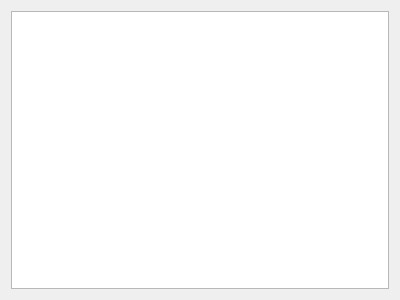
ntruchsess/QLandkarteGT, file src/IWptToolWidget.ui: the form before one commit.
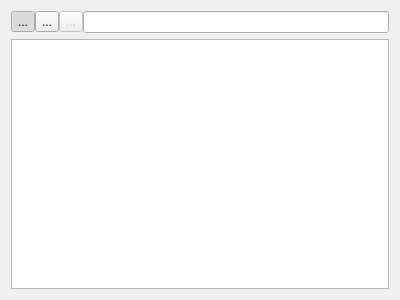
The form after the commit.

Commit message: sort waypoint icons by name, icon or position

```diff
--- a/src/IWptToolWidget.ui
+++ b/src/IWptToolWidget.ui
@@ -12,10 +12,74 @@
   <property name="windowTitle" >
    <string>Form</string>
   </property>
-  <layout class="QVBoxLayout" >
+  <layout class="QVBoxLayout" name="verticalLayout">
    <item>
-    <widget class="QListWidget" name="listWpts" >
-     <property name="contextMenuPolicy" >
+    <layout class="QHBoxLayout" name="horizontalLayout">
+     <property name="spacing">
+      <number>0</number>
+     </property>
+     <item>
+      <widget class="QToolButton" name="toolSortAlpha">
+       <property name="toolTip">
+        <string>Sort by alphanumerical order</string>
+       </property>
+       <property name="text">
+        <string>...</string>
+       </property>
+       <property name="checkable">
+        <bool>true</bool>
+       </property>
+       <property name="checked">
+        <bool>true</bool>
+       </property>
+       <property name="autoExclusive">
+        <bool>true</bool>
+       </property>
+      </widget>
+     </item>
+     <item>
+      <widget class="QToolButton" name="toolSortIcon">
+       <property name="toolTip">
+        <string>Sort by icon</string>
+       </property>
+       <property name="text">
+        <string>...</string>
+       </property>
+       <property name="checkable">
+        <bool>true</bool>
+       </property>
+       <property name="autoExclusive">
+        <bool>true</bool>
+       </property>
+      </widget>
+     </item>
+     <item>
+      <widget class="QToolButton" name="toolSortPosition">
+       <property name="enabled">
+        <bool>false</bool>
+       </property>
+       <property name="toolTip">
+        <string>Sort by position</string>
+       </property>
+       <property name="text">
+        <string>...</string>
+       </property>
+       <property name="checkable">
+        <bool>true</bool>
+       </property>
+       <property name="autoExclusive">
+        <bool>true</bool>
+       </property>
+      </widget>
+     </item>
+     <item>
+      <widget class="QLineEdit" name="linePosition"/>
+     </item>
+    </layout>
+   </item>
+   <item>
+    <widget class="QListWidget" name="listWpts">
+     <property name="contextMenuPolicy">
       <enum>Qt::CustomContextMenu</enum>
      </property>
      <property name="selectionMode" >
```
Left out of the diff: 11 changed lines with no effect on the pictures. The commit also changes 4 other files.
